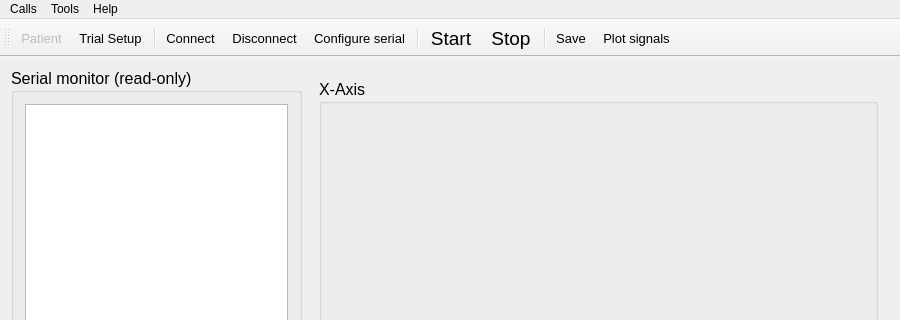
First picture: the form in non_contact_tremor/mainwindow.ui, repository oliveirafhm/NCCSystem, before the edit; both pictures show x 0 to 900 and y 0 to 320 of the 900 by 650 pixel window.
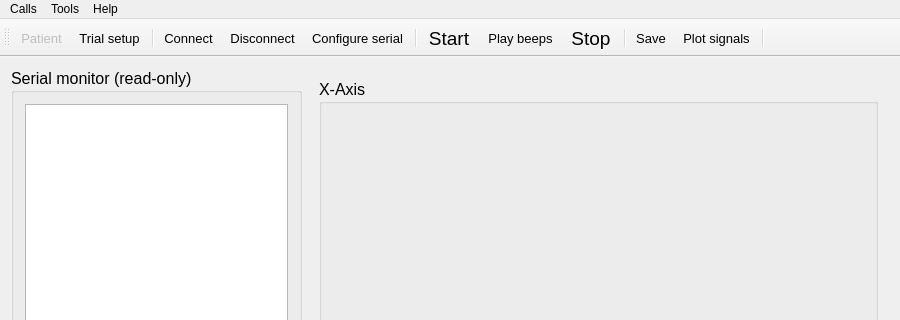
Second picture: the form after the edit. Icons and pictures are not drawn. Custom widgets are drawn as their Qt base class.

Commit message: v1.2; Plot any past signal collected; Play audio beeps within GUI; Now it's showing saving file percentage; TODO: Test these new features on Windows.

```diff
--- a/non_contact_tremor/mainwindow.ui
+++ b/non_contact_tremor/mainwindow.ui
@@ -169,6 +169,9 @@
    <addaction name="menuHelp"/>
   </widget>
   <widget class="QToolBar" name="mainToolBar">
+   <property name="enabled">
+    <bool>true</bool>
+   </property>
    <property name="font">
     <font>
      <pointsize>10</pointsize>
@@ -197,10 +200,12 @@
    <addaction name="actionConfigure"/>
    <addaction name="separator"/>
    <addaction name="actionStart"/>
+   <addaction name="actionPlayBeeps"/>
    <addaction name="actionStop"/>
    <addaction name="separator"/>
    <addaction name="actionSave"/>
    <addaction name="actionPlotSignals"/>
+   <addaction name="separator"/>
   </widget>
   <widget class="QStatusBar" name="statusBar">
    <property name="font">
@@ -303,7 +308,7 @@
      <normaloff>:/images/system-controller.png</normaloff>:/images/system-controller.png</iconset>
    </property>
    <property name="text">
-    <string>Trial Setup</string>
+    <string>Trial setup</string>
    </property>
    <property name="toolTip">
     <string>Trial setup</string>
@@ -425,6 +430,26 @@
     </font>
    </property>
   </action>
+  <action name="actionPlayBeeps">
+   <property name="enabled">
+    <bool>true</bool>
+   </property>
+   <property name="icon">
+    <iconset resource="non_contact_tremor.qrc">
+     <normaloff>:/images/musical-note.png</normaloff>:/images/musical-note.png</iconset>
+   </property>
+   <property name="text">
+    <string>Play beeps</string>
+   </property>
+   <property name="toolTip">
+    <string>Play the audio beeps (to guide the volunteer) </string>
+   </property>
+   <property name="font">
+    <font>
+     <pointsize>10</pointsize>
+    </font>
+   </property>
+  </action>
  </widget>
  <layoutdefault spacing="6" margin="11"/>
  <customwidgets>
```
Left out of the diff: 6 changed lines with no effect on the pictures. The commit also changes 11 other files.
